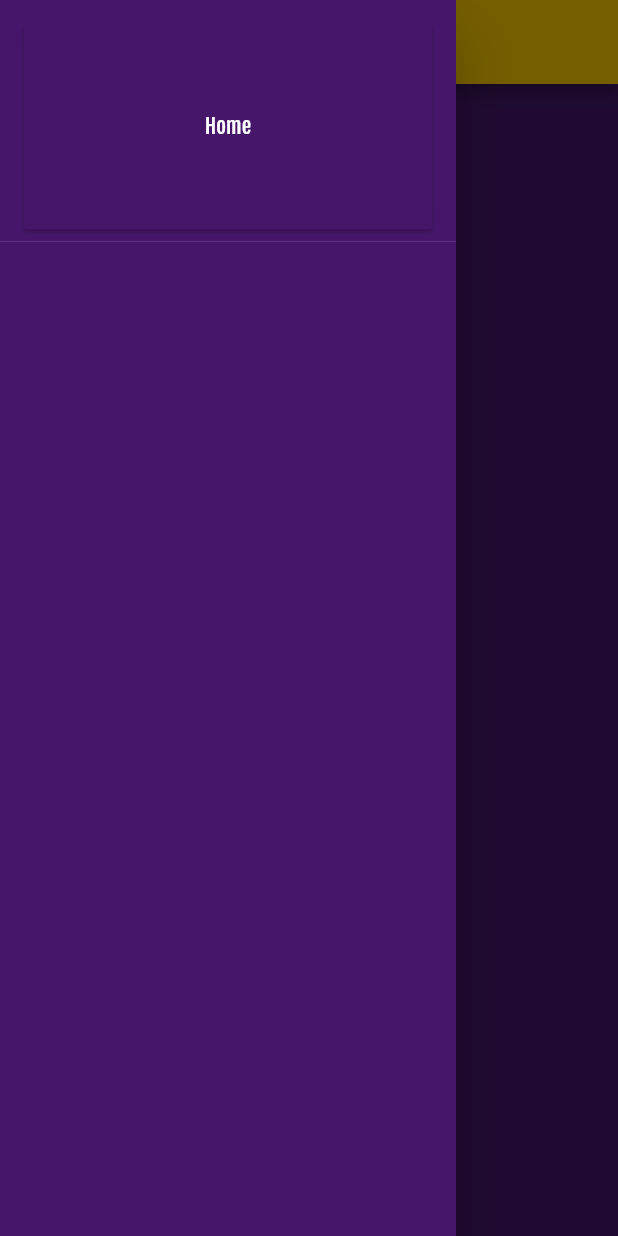
After one commit to loganboisvert/loganboisvert.com, a Flutter app: the screen it shows after launch, with the side drawer open, on a phone screen of 412 x 824 dp. The commit adds this screen. Run offline on Flutter 3.47's test engine with Material 2 defaults, Android fonts, the phone set to English and light mode, and no system bars.

Commit message:
Create menu widget

```diff
--- a/lib/routes/index/index.dart
+++ b/lib/routes/index/index.dart
@@ -1,6 +1,6 @@
 import 'package:flutter/material.dart';
 
-import 'package:logan_boisvert_website/widgets/navbuttons.dart';
+import 'package:logan_boisvert_website/widgets/menu.dart';
 
 class IndexRoute extends StatelessWidget {
   static const route = "/";
@@ -12,12 +12,7 @@ class IndexRoute extends StatelessWidget {
         title: Text("Logan Boisvert"),
         centerTitle: true,
       ),
-      drawer: Drawer(
-        child: ListView(
-          padding: EdgeInsets.all(0),
-          children: NavButtons.buttons,
-        ),
-      ),
+      drawer: Menu()
     );
   }
 }
--- /dev/null
+++ b/lib/widgets/menu.dart
@@ -0,0 +1,16 @@
+import 'package:flutter/material.dart';
+
+import 'package:logan_boisvert_website/widgets/navbuttons.dart';
+
+class Menu extends StatelessWidget {
+  @override
+  Widget build(BuildContext context) {
+    return Drawer(
+        child: ListView(
+          padding: EdgeInsets.all(0),
+          children: NavButtons.buttons,
+        ),
+      );
+  }
+
+}
```
